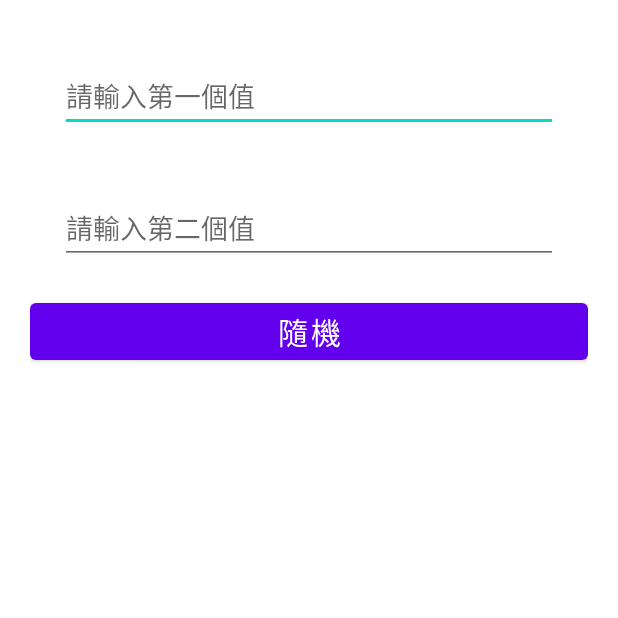
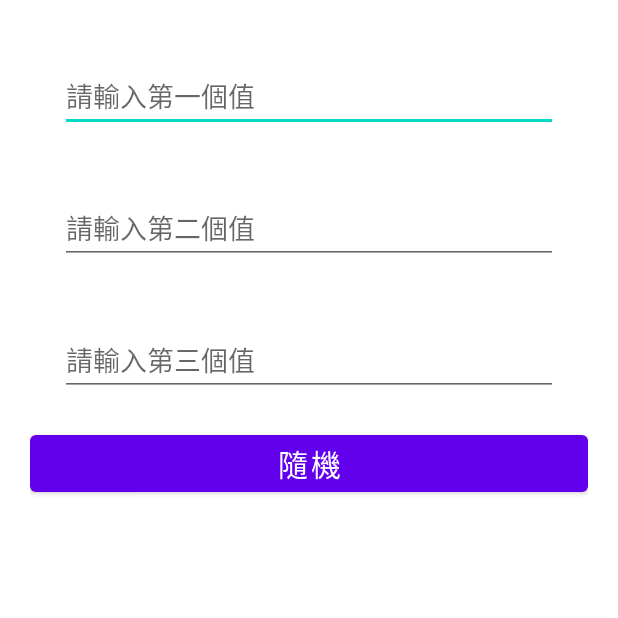
Before and after one commit to joeyrua/My_First_App, an Android app: the MainActivity screen opened directly, with no data from a screen before it, after a tap on "隨機", on a phone screen of 412 x 824 dp, the top half of it. Run offline under Robolectric (Android 15) with nearby library versions, the phone set to English and light mode, and no system bars.

Commit message:
update new code

```diff
--- a/app/src/main/java/com/example/my_first_app/MainActivity.kt
+++ b/app/src/main/java/com/example/my_first_app/MainActivity.kt
@@ -16,6 +16,7 @@ import kotlin.random.Random
 class MainActivity : AppCompatActivity() {
     private lateinit var account: EditText
     private lateinit var password: EditText
+    private lateinit var input3:EditText
     private lateinit var login_btn:Button
     private lateinit var result:TextView
     val positiveButtonClick={
@@ -28,6 +29,7 @@ class MainActivity : AppCompatActivity() {
         setContentView(R.layout.activity_main)
         account = findViewById(R.id.account)
         password = findViewById(R.id.password)
+        input3 = findViewById(R.id.number3)
         login_btn = findViewById(R.id.login)
         result = findViewById(R.id.text)
 
@@ -36,8 +38,9 @@ class MainActivity : AppCompatActivity() {
 
             var a = account.text.toString()
             var b = password.text.toString()
-             if(a==""&&b==""){
-                 Toast.makeText(this, "兩個值都沒有填寫", Toast.LENGTH_SHORT).show()
+            var c = input3.text.toString()
+             if(a==""&&b==""&&c==""){
+                 Toast.makeText(this, "三個值都沒有填寫", Toast.LENGTH_SHORT).show()
                  result.setText("")
              }
             else if(b==""){
@@ -48,8 +51,12 @@ class MainActivity : AppCompatActivity() {
                  Toast.makeText(this, "第一個值沒有填寫", Toast.LENGTH_SHORT).show()
                  result.setText("")
              }
-            else if(a.toInt()==0||b.toInt()==0){
-                 Toast.makeText(this, "第一個值或第二個值不能輸入0", Toast.LENGTH_SHORT).show()
+            else if(c==""){
+                Toast.makeText(this,"第三個值沒有填寫",Toast.LENGTH_SHORT).show()
+                 result.setText("")
+             }
+            else if(a.toInt()==0||b.toInt()==0||c.toInt()==0){
+                 Toast.makeText(this, "第一個值或第二個值或第三個值不能輸入0", Toast.LENGTH_SHORT).show()
                  result.setText("")
              }
             else if(a.toInt()>b.toInt()){
@@ -57,8 +64,8 @@ class MainActivity : AppCompatActivity() {
                  result.setText("")
              }
             else{
-                val c =List(5) {Random.nextInt(a.toInt(),b.toInt())}
-                 result.setText("第一個值:"+a+"\n第二個值:"+b+"\n隨機數:"+c)
+                val d =List(c.toInt()) {Random.nextInt(a.toInt(),b.toInt())}
+                 result.setText("第一個值:"+a+"\n第二個值:"+b+"\n隨機數:"+d)
              }
             //result.setText(a+"\n"+b)
             //Toast.makeText(this,a+"\n"+b,Toast.LENGTH_SHORT).show()
--- a/app/src/main/res/layout/activity_main.xml
+++ b/app/src/main/res/layout/activity_main.xml
@@ -13,7 +13,6 @@
         android:layout_height="wrap_content"
         android:id="@+id/account"
         android:layout_margin="20dp"
-        app:startIconDrawable="@drawable/image_account"
         android:digits="1234567890"
         android:inputType="phone|number"
         android:hint="請輸入第一個值"
@@ -28,6 +27,16 @@
         android:inputType="phone|number"
         android:hint="請輸入第二個值"
         />
+    <EditText
+        android:layout_width="match_parent"
+        android:layout_height="wrap_content"
+        android:id="@+id/number3"
+        android:layout_margin="20dp"
+        android:digits="1234567890"
+        android:inputType="phone|number"
+        android:hint="請輸入第三個值"
+        />
+
     <LinearLayout
         android:layout_width="match_parent"
         android:layout_height="wrap_content"
```
